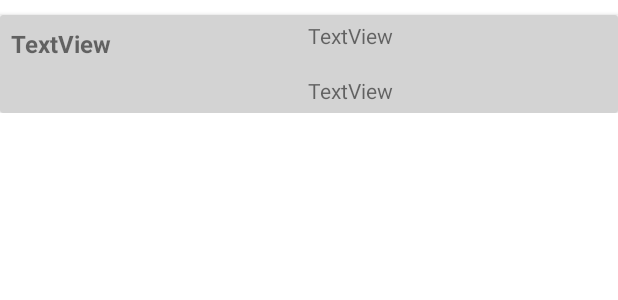
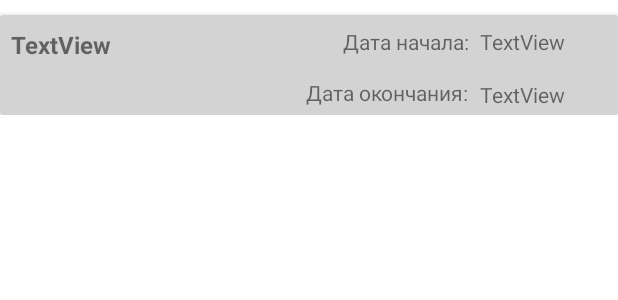
Before and after one commit to WhatuWannaDo/MyReminders, an Android app: the layout main_page_reminders_row.xml on its own in the app's theme, with its tools: preview values and no code run, on a phone screen of 412 x 824 dp. Shown: the top 300 px of the screen. Run offline under Robolectric (Android 15) with nearby library versions, the phone set to English and light mode, and no system bars.

Commit message:
update reminder added

```diff
--- a/app/src/main/java/com/example/myreminders/MVVM/View/MainPage/MainPageAdapter.kt
+++ b/app/src/main/java/com/example/myreminders/MVVM/View/MainPage/MainPageAdapter.kt
@@ -25,8 +25,8 @@ class MainPageAdapter : RecyclerView.Adapter<MainPageAdapter.MyViewHolder>() {
 
         holder.itemView.idForDelete.text = list.id.toString()
         holder.itemView.rowHeader.text = list.header
-        holder.itemView.rowStartTime.text = "Дата начала: " + list.startTime
-        holder.itemView.rowEndTime.text = "Дата окончания: " + list.endTime
+        holder.itemView.rowStartTime.text = list.startTime
+        holder.itemView.rowEndTime.text = list.endTime
 
     }
 
--- a/app/src/main/res/layout/main_page_reminders_row.xml
+++ b/app/src/main/res/layout/main_page_reminders_row.xml
@@ -36,8 +36,8 @@
                 android:id="@+id/rowStartTime"
                 android:layout_width="wrap_content"
                 android:layout_height="wrap_content"
-                android:layout_marginStart="205dp"
-                android:layout_marginTop="4dp"
+                android:layout_marginStart="320dp"
+                android:layout_marginTop="8dp"
                 android:text="TextView"
                 app:layout_constraintStart_toStartOf="parent"
                 app:layout_constraintTop_toTopOf="parent" />
@@ -61,6 +61,26 @@
                 app:layout_constraintStart_toStartOf="parent"
                 app:layout_constraintTop_toTopOf="parent" />
 
+            <TextView
+                android:id="@+id/textView"
+                android:layout_width="wrap_content"
+                android:layout_height="wrap_content"
+                android:layout_marginTop="8dp"
+                android:layout_marginEnd="7dp"
+                android:text="Дата начала:"
+                app:layout_constraintEnd_toStartOf="@+id/rowStartTime"
+                app:layout_constraintTop_toTopOf="parent" />
+
+            <TextView
+                android:id="@+id/textView2"
+                android:layout_width="wrap_content"
+                android:layout_height="wrap_content"
+                android:layout_marginEnd="7dp"
+                android:layout_marginBottom="5dp"
+                android:text="Дата окончания:"
+                app:layout_constraintBottom_toBottomOf="parent"
+                app:layout_constraintEnd_toStartOf="@+id/rowEndTime" />
+
         </androidx.constraintlayout.widget.ConstraintLayout>
     </androidx.cardview.widget.CardView>
 
--- a/app/src/main/res/navigation/menu_nav.xml
+++ b/app/src/main/res/navigation/menu_nav.xml
@@ -9,7 +9,11 @@
         android:id="@+id/mainPageReminders"
         android:name="com.example.myreminders.MVVM.View.MainPage.MainPageReminders"
         android:label="fragment_main_page_reminders"
-        tools:layout="@layout/fragment_main_page_reminders" />
+        tools:layout="@layout/fragment_main_page_reminders" >
+        <argument
+            android:name="safeArgsMainRow"
+            app:argType="com.example.myreminders.MVVM.Model.ReminderModel" />
+    </fragment>
     <fragment
         android:id="@+id/completedReminders"
         android:name="com.example.myreminders.MVVM.View.Completed.CompletedReminders"
```
Also changed, not shown: app/src/main/java/com/example/myreminders/MVVM/View/MainPage/MainPageReminders.kt (+79 -1 lines), app/src/main/res/drawable/ic_baseline_edit_calendar_24.xml (added, +10 -0 lines), app/src/main/res/layout/bottom_sheet_update_reminder.xml (added, +76 -0 lines).
